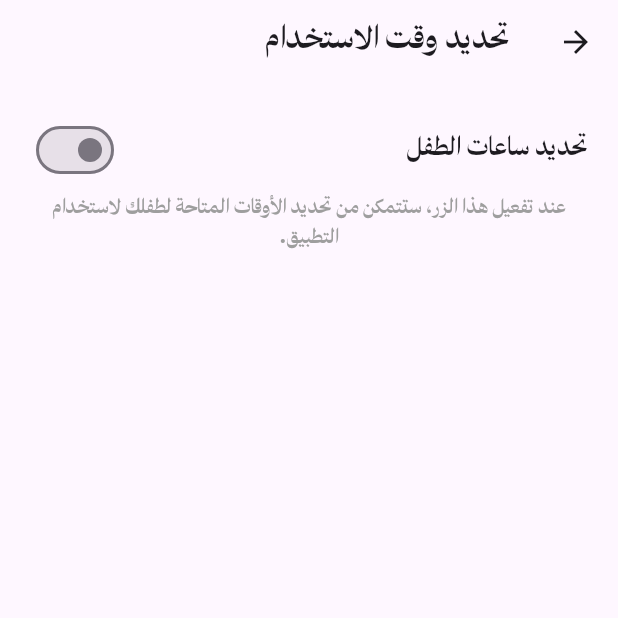
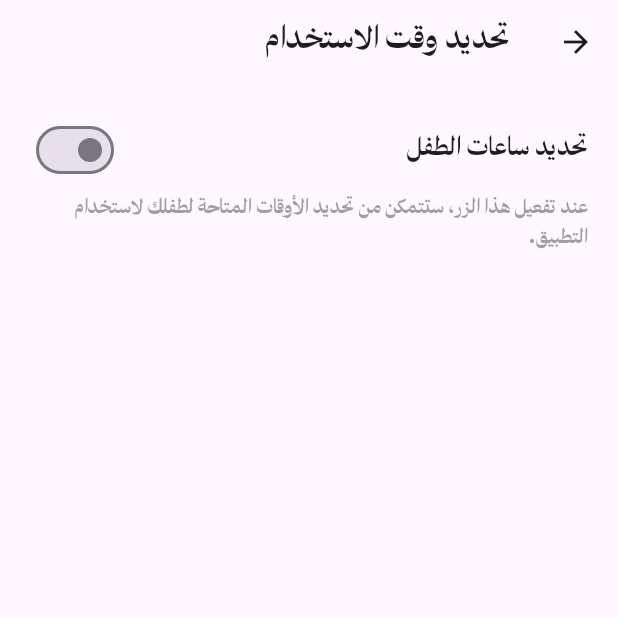
Before and after one commit to AnnoudM/MANHAL, a Flutter app: the ScreenLimitView screen opened directly with empty values, on a phone screen of 412 x 824 dp, the top half of it. Run offline on Flutter 3.47's test engine with Material 3 defaults, Android fonts, the phone set to English and light mode, and no system bars; our stand-ins replace audioplayers, camera, chewie, cloud_firestore, firebase_auth, firebase_core and 5 more; accounts and stored records are empty; statements that could not run were skipped.

Commit message:
edit in screen limit feature

```diff
--- a/lib/view/ScreenLimitView.dart
+++ b/lib/view/ScreenLimitView.dart
@@ -2,8 +2,6 @@ import 'package:flutter/material.dart';
 import '../controller/ScreenLimitController.dart';
 import '../model/ScreenLimitModel.dart';
 import 'package:cloud_firestore/cloud_firestore.dart';
-
-
 
 class ScreenLimitView extends StatefulWidget {
   final String parentId;
@@ -51,7 +49,16 @@ class _ScreenLimitViewState extends State<ScreenLimitView> {
 
   /// ✅ حفظ الحد الزمني مع تأكيد
   void _saveLimit() {
-    if (selectedStartTime != null && selectedEndTime != null) {
+    if (selectedStartTime == null || selectedEndTime == null) {
+      ScaffoldMessenger.of(context).showSnackBar(
+        SnackBar(
+          content: Text("يجب اختيار وقت البداية والنهاية", style: TextStyle(fontFamily: "alfont")),
+          backgroundColor: Colors.red,
+        ),
+      );
+      return;
+    }
+
     String startTime24 = ScreenLimitModel.formatTimeToStorage(selectedStartTime!);
     String endTime24 = ScreenLimitModel.formatTimeToStorage(selectedEndTime!);
 
@@ -77,7 +84,10 @@ class _ScreenLimitViewState extends State<ScreenLimitView> {
                 endTime: endTime24,
               );
               ScaffoldMessenger.of(context).showSnackBar(
-                  SnackBar(content: Text("تم حفظ الحد الزمني بنجاح!", style: TextStyle(fontFamily: "alfont"))),
+                SnackBar(
+                  content: Text("تم حفظ الحد الزمني بنجاح!", style: TextStyle(fontFamily: "alfont")),
+                  backgroundColor: Colors.green,
+                ),
               );
               Navigator.pop(context);
             },
@@ -86,7 +96,6 @@ class _ScreenLimitViewState extends State<ScreenLimitView> {
         ],
       ),
     );
-    }
   }
 
   /// ✅ حذف الحد الزمني مع تأكيد
@@ -103,8 +112,7 @@ class _ScreenLimitViewState extends State<ScreenLimitView> {
           ),
           TextButton(
             onPressed: () {
-            _controller.deleteUsageLimit(widget.parentId, widget.childId); // ✅ استدعاء الدالة الجديدة
-
+              _controller.deleteUsageLimit(widget.parentId, widget.childId);
               setState(() {
                 isLimitEnabled = false;
                 selectedStartTime = null;
@@ -112,7 +120,10 @@ class _ScreenLimitViewState extends State<ScreenLimitView> {
               });
 
               ScaffoldMessenger.of(context).showSnackBar(
-              SnackBar(content: Text("تم حذف الحد الزمني بنجاح!", style: TextStyle(fontFamily: "alfont"))),
+                SnackBar(
+                  content: Text("تم حذف الحد الزمني بنجاح!", style: TextStyle(fontFamily: "alfont")),
+                  backgroundColor: Colors.green,
+                ),
               );
 
               Navigator.pop(context);
@@ -158,20 +169,31 @@ class _ScreenLimitViewState extends State<ScreenLimitView> {
             Text(
               "عند تفعيل هذا الزر، ستتمكن من تحديد الأوقات المتاحة لطفلك لاستخدام التطبيق. ",
               style: TextStyle(fontSize: 14, color: Colors.grey, fontFamily: "alfont"),
-              textAlign: TextAlign.center,
+              textAlign: TextAlign.right,
             ),
             SizedBox(height: 20),
             if (isLimitEnabled)
               Column(
                 children: [
-                  DropdownButton<String>(
+                  Container(
+                    decoration: BoxDecoration(
+                      border: Border.all(color: Colors.grey, width: 1),
+                      borderRadius: BorderRadius.circular(5),
+                    ),
+                    child: DropdownButton<String>(
   value: selectedStartTime,
   hint: Text("اختر وقت البداية", style: TextStyle(fontFamily: "alfont")),
   isExpanded: true,
   items: timeOptions
       .map((time) => DropdownMenuItem(
             value: time,
+            child: Container(
+              padding: EdgeInsets.symmetric(vertical: 10), // ✅ مسافة داخلية لكل خيار
+              decoration: BoxDecoration(
+                border: Border(bottom: BorderSide(color: Colors.grey.shade300)), // ✅ خط بين كل خيار
+              ),
               child: Center(child: Text(time, style: TextStyle(fontFamily: "alfont"))),
+            ),
           ))
       .toList(),
   onChanged: (value) {
@@ -180,15 +202,28 @@ class _ScreenLimitViewState extends State<ScreenLimitView> {
     });
   },
 ),
+                  ),
+
 SizedBox(height: 20),
-                  DropdownButton<String>(
+                  Container(
+                    decoration: BoxDecoration(
+                      border: Border.all(color: Colors.grey, width: 1),
+                      borderRadius: BorderRadius.circular(5),
+                    ),
+                    child: DropdownButton<String>(
   value: selectedEndTime,
   hint: Text("اختر وقت النهاية", style: TextStyle(fontFamily: "alfont")),
   isExpanded: true,
   items: timeOptions
       .map((time) => DropdownMenuItem(
             value: time,
+            child: Container(
+              padding: EdgeInsets.symmetric(vertical: 10), // ✅ مسافة داخلية لكل خيار
+              decoration: BoxDecoration(
+                border: Border(bottom: BorderSide(color: Colors.grey.shade300)), // ✅ خط بين كل خيار
+              ),
               child: Center(child: Text(time, style: TextStyle(fontFamily: "alfont"))),
+            ),
           ))
       .toList(),
   onChanged: (value) {
@@ -196,6 +231,7 @@ class _ScreenLimitViewState extends State<ScreenLimitView> {
       selectedEndTime = value;
     });
   },
+),
                   ),
                   SizedBox(height: 40),
                   SizedBox(
```
Also changed, not shown: lib/main.dart (+7 -7 lines), lib/view/LockScreen.dart (+38 -5 lines), pubspec.lock. Lines whose indentation alone changed are shown as unchanged.
